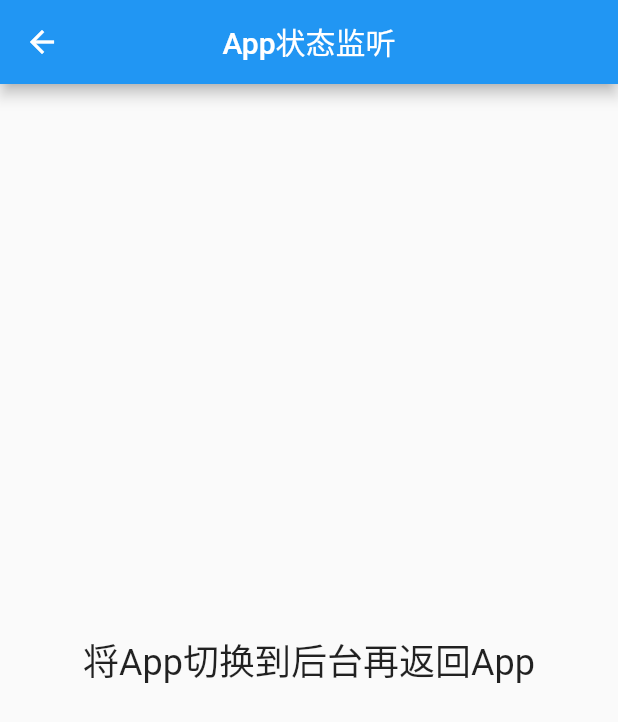
After one commit to Tecode/flutter_widget, a Flutter app: the screen it shows after launch, after a tap on "App状态监听", on a phone screen of 412 x 824 dp. The commit adds this screen. Shown: the top 722 px of the screen. Run offline on Flutter 3.47's test engine with Material 2 defaults, Android fonts, the phone set to English and light mode, and no system bars; our stand-ins replace audioplayers, flare_flutter, flutter_sticky_header, video_player.

Commit message:
app状态监听

```diff
--- a/lib/flutterApp.dart
+++ b/lib/flutterApp.dart
@@ -1,4 +1,5 @@
 import 'package:flutter/material.dart';
+import 'package:flutter_widget/routers/AppLifecycleListen.dart';
 import 'package:flutter_widget/routers/CollapseNavigation.dart';
 import 'package:flutter_widget/routers/LoginVideo.dart';
 import 'package:flutter_widget/routers/StackNavbar.dart';
@@ -148,6 +149,19 @@ class FlutterApp extends StatelessWidget {
                         builder: (context) => CollapseNavigation()));
               },
             ),
+            ListTile(
+              title: Text("App状态监听"),
+              trailing: Icon(
+                Icons.keyboard_arrow_right,
+                color: Colors.black,
+              ),
+              onTap: () {
+                Navigator.push(
+                    context,
+                    MaterialPageRoute(
+                        builder: (context) => AppLifecycleListen()));
+              },
+            ),
           ],
         ),
       ),
--- /dev/null
+++ b/lib/routers/AppLifecycleListen.dart
@@ -0,0 +1,51 @@
+import 'package:flutter/material.dart';
+import 'package:flutter/services.dart';
+
+class AppLifecycleListen extends StatefulWidget {
+  @override
+  _AppLifecycleListenState createState() => _AppLifecycleListenState();
+}
+
+class _AppLifecycleListenState extends State<AppLifecycleListen> {
+  List<String> _stateList = [];
+  @override
+  void initState() {
+    super.initState();
+    SystemChannels.lifecycle.setMessageHandler((value) {
+      print(value);
+      setState(() {
+        _stateList.add(value);
+      });
+      return;
+    });
+  }
+
+  Widget get _widget {
+    if (_stateList.isEmpty) {
+      return Center(
+        child: Text(
+          '将App切换到后台再返回App',
+          style: Theme.of(context).textTheme.headline5,
+        ),
+      );
+    }
+    return ListView(
+      children: _stateList
+          .map((String value) => ListTile(
+                title: Text(value, style: TextStyle(fontSize: 18.0)),
+              ))
+          .toList(),
+    );
+  }
+
+  @override
+  Widget build(BuildContext context) {
+    return Scaffold(
+      appBar: AppBar(
+        centerTitle: true,
+        title: Text('App状态监听'),
+      ),
+      body: _widget,
+    );
+  }
+}
--- a/pubspec.yaml
+++ b/pubspec.yaml
@@ -11,7 +11,7 @@ description: A new Flutter project.
 # In iOS, build-name is used as CFBundleShortVersionString while build-number used as CFBundleVersion.
 # Read more about iOS versioning at
 # https://developer.apple.com/library/archive/documentation/General/Reference/InfoPlistKeyReference/Articles/CoreFoundationKeys.html
-version: 1.0.0+1
+version: 1.1.0+1
 
 environment:
   sdk: ">=2.1.0 <3.0.0"
```
Also changed, not shown: pubspec.lock, 1 other file.
